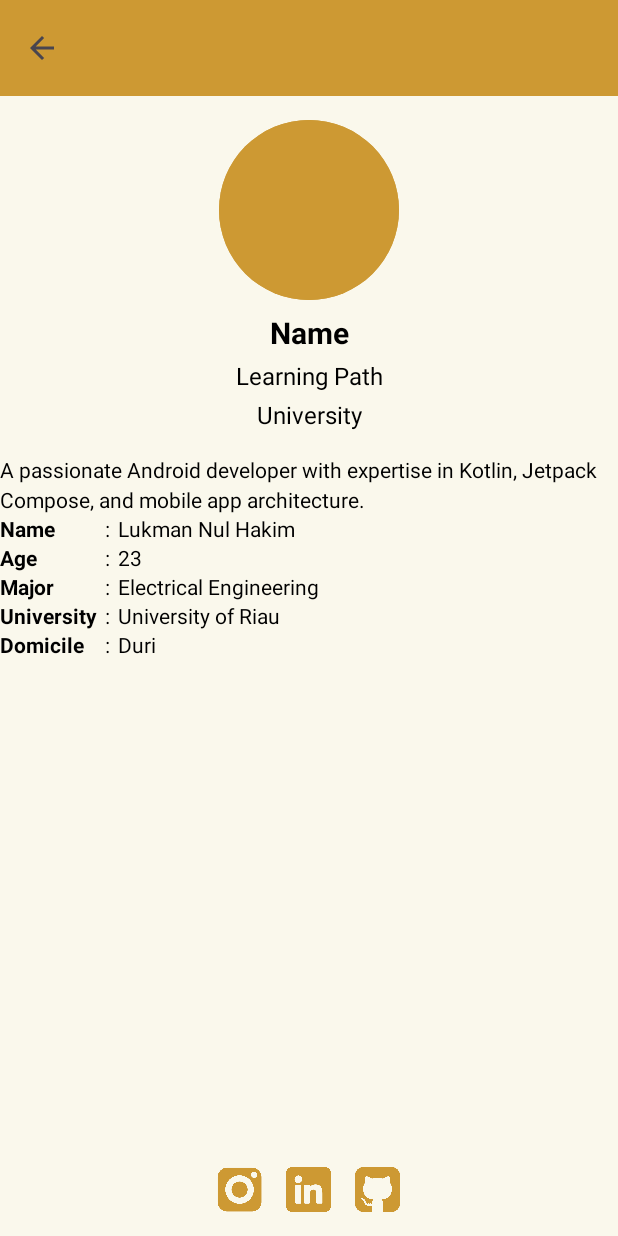
After one commit to AgusSyuhada/batik-loka, an Android app: the layout activity_devdetail.xml on its own in the app's theme, with its tools: preview values and no code run, on a phone screen of 412 x 824 dp. The commit adds this screen. Run offline under Robolectric (Android 15) with nearby library versions, the phone set to English and light mode, and no system bars.

Commit message:
semua tentang developer insha allah aman layoutnya History Pencarian untuk catalog dan news belum
Update 15:22 02/12/2024

```diff
--- /dev/null
+++ b/mobile-development/app/app/src/main/res/layout/activity_devdetail.xml
@@ -0,0 +1,242 @@
+<androidx.constraintlayout.widget.ConstraintLayout
+    xmlns:android="http://schemas.android.com/apk/res/android"
+    xmlns:app="http://schemas.android.com/apk/res-auto"
+    xmlns:tools="http://schemas.android.com/tools"
+    android:layout_width="match_parent"
+    android:layout_height="match_parent"
+    tools:context="">
+
+    <androidx.appcompat.widget.Toolbar
+        android:id="@+id/toolbar"
+        android:layout_width="match_parent"
+        android:layout_height="wrap_content"
+        android:background="@color/caramel_gold"
+        android:title="Developer Details"
+        android:titleTextColor="@color/white"
+        app:navigationIcon="@drawable/arrow_back_24px"
+        app:layout_constraintTop_toTopOf="parent"
+        app:layout_constraintStart_toStartOf="parent"
+        app:layout_constraintEnd_toEndOf="parent" />
+
+    <ImageView
+        android:id="@+id/profile_picture"
+        android:layout_width="120dp"
+        android:layout_height="120dp"
+        android:layout_marginTop="16dp"
+        android:layout_marginStart="16dp"
+        android:layout_marginEnd="16dp"
+        android:src="@drawable/circle_background"
+        android:contentDescription="Developer Picture"
+        android:background="@drawable/circle_background"
+        app:layout_constraintTop_toBottomOf="@id/toolbar"
+        app:layout_constraintStart_toStartOf="parent"
+        app:layout_constraintEnd_toEndOf="parent" />
+
+    <TextView
+        android:id="@+id/DeveloperName"
+        android:layout_width="wrap_content"
+        android:layout_height="wrap_content"
+        android:layout_marginTop="8dp"
+        android:text="Name"
+        android:textSize="20sp"
+        android:textStyle="bold"
+        android:textColor="@color/black"
+        app:layout_constraintTop_toBottomOf="@id/profile_picture"
+        app:layout_constraintStart_toStartOf="parent"
+        app:layout_constraintEnd_toEndOf="parent" />
+
+    <TextView
+        android:id="@+id/LearningPath"
+        android:layout_width="wrap_content"
+        android:layout_height="wrap_content"
+        android:layout_marginTop="4dp"
+        android:text="Learning Path"
+        android:textSize="16sp"
+        android:textColor="@color/black"
+        app:layout_constraintTop_toBottomOf="@id/DeveloperName"
+        app:layout_constraintStart_toStartOf="parent"
+        app:layout_constraintEnd_toEndOf="parent" />
+
+    <TextView
+        android:id="@+id/university"
+        android:layout_width="wrap_content"
+        android:layout_height="wrap_content"
+        android:layout_marginTop="4dp"
+        android:text="University"
+        android:textSize="16sp"
+        android:textColor="@color/black"
+        app:layout_constraintTop_toBottomOf="@id/LearningPath"
+        app:layout_constraintStart_toStartOf="parent"
+        app:layout_constraintEnd_toEndOf="parent" />
+
+    <TextView
+        android:id="@+id/developer_description"
+        android:layout_width="0dp"
+        android:layout_height="wrap_content"
+        android:layout_marginTop="16dp"
+        android:text="A passionate Android developer with expertise in Kotlin, Jetpack Compose, and mobile app architecture."
+        android:textSize="14sp"
+        android:textColor="@color/black"
+        android:lineSpacingExtra="4dp"
+        app:layout_constraintTop_toBottomOf="@id/university"
+        app:layout_constraintStart_toStartOf="parent"
+        app:layout_constraintEnd_toEndOf="parent" />
+
+    <TableLayout
+        android:layout_width="0dp"
+        android:layout_height="wrap_content"
+        app:layout_constraintTop_toBottomOf="@id/developer_description"
+        app:layout_constraintStart_toStartOf="parent"
+        app:layout_constraintEnd_toEndOf="parent"
+        android:stretchColumns="2"> <!-- Stretch the value column -->
+
+        <!-- baris 1 -->
+        <TableRow
+            android:layout_width="match_parent"
+            android:layout_height="wrap_content">
+            <TextView
+                android:layout_width="wrap_content"
+                android:layout_height="wrap_content"
+                android:text="Name"
+                android:textStyle="bold"
+                android:textColor="@color/black"/>
+            <TextView
+                android:layout_width="wrap_content"
+                android:layout_height="wrap_content"
+                android:text=":"
+                android:layout_marginLeft="5dp"
+                android:layout_marginRight="5dp"
+                android:textColor="@color/black"/>
+            <TextView
+                android:layout_width="wrap_content"
+                android:layout_height="wrap_content"
+                android:text="Lukman Nul Hakim"
+                android:textColor="@color/black"/>
+        </TableRow>
+
+        <!-- baris 2 -->
+        <TableRow
+            android:layout_width="match_parent"
+            android:layout_height="wrap_content">
+            <TextView
+                android:layout_width="wrap_content"
+                android:layout_height="wrap_content"
+                android:text="Age"
+                android:textStyle="bold"
+                android:textColor="@color/black"/>
+            <TextView
+                android:layout_width="wrap_content"
+                android:layout_height="wrap_content"
+                android:text=":"
+                android:layout_marginLeft="5dp"
+                android:layout_marginRight="5dp"
+                android:textColor="@color/black"/>
+            <TextView
+                android:layout_width="wrap_content"
+                android:layout_height="wrap_content"
+                android:text="23"
+                android:textColor="@color/black"/>
+        </TableRow>
+
+        <!-- baris 3 -->
+        <TableRow
+            android:layout_width="match_parent"
+            android:layout_height="wrap_content">
+            <TextView
+                android:layout_width="wrap_content"
+                android:layout_height="wrap_content"
+                android:text="Major"
+                android:textStyle="bold"
+                android:textColor="@color/black"/>
+            <TextView
+                android:layout_width="wrap_content"
+                android:layout_height="wrap_content"
+                android:text=":"
+                android:layout_marginLeft="5dp"
+                android:layout_marginRight="5dp"
+                android:textColor="@color/black"/>
+            <TextView
+                android:layout_width="wrap_content"
+                android:layout_height="wrap_content"
+                android:text="Electrical Engineering"
+                android:textColor="@color/black"/>
+        </TableRow>
+
+        <!-- baris 4 -->
+        <TableRow
+            android:layout_width="match_parent"
+            android:layout_height="wrap_content">
+            <TextView
+                android:layout_width="wrap_content"
+                android:layout_height="wrap_content"
+                android:text="University"
+                android:textStyle="bold"
+                android:textColor="@color/black"/>
+            <TextView
+                android:layout_width="wrap_content"
+                android:layout_height="wrap_content"
+                android:text=":"
+                android:layout_marginLeft="5dp"
+                android:layout_marginRight="5dp"
+                android:textColor="@color/black"/>
+            <TextView
+                android:layout_width="wrap_content"
+                android:layout_height="wrap_content"
+                android:text="University of Riau"
+                android:textColor="@color/black"/>
+        </TableRow>
+
+        <!-- baris 5 -->
+        <TableRow
+            android:layout_width="match_parent"
+            android:layout_height="wrap_content">
+            <TextView
+                android:layout_width="wrap_content"
+                android:layout_height="wrap_content"
+                android:text="Domicile"
+                android:textStyle="bold"
+                android:textColor="@color/black"/>
+            <TextView
+                android:layout_width="wrap_content"
+                android:layout_height="wrap_content"
+                android:text=":"
+                android:layout_marginLeft="5dp"
+                android:layout_marginRight="5dp"
+                android:textColor="@color/black"/>
+            <TextView
+                android:layout_width="wrap_content"
+                android:layout_height="wrap_content"
+                android:text="Duri"
+                android:textColor="@color/black"/>
+        </TableRow>
+    </TableLayout>
+
+    <LinearLayout
+        android:layout_width="match_parent"
+        android:layout_height="wrap_content"
+        android:orientation="horizontal"
+        android:gravity="center"
+        app:layout_constraintBottom_toBottomOf="parent"
+        android:padding="16dp">
+
+        <ImageView
+            android:layout_width="30dp"
+            android:layout_height="30dp"
+            android:src="@drawable/instagram"
+            android:contentDescription="Icon 1"
+            android:layout_marginEnd="16dp"/>
+
+        <ImageView
+            android:layout_width="30dp"
+            android:layout_height="30dp"
+            android:src="@drawable/linkedin"
+            android:contentDescription="Icon 2"
+            android:layout_marginEnd="16dp"/>
+
+        <ImageView
+            android:layout_width="30dp"
+            android:layout_height="30dp"
+            android:src="@drawable/github"
+            android:contentDescription="Icon 3"/>
+    </LinearLayout>
+</androidx.constraintlayout.widget.ConstraintLayout>
--- a/mobile-development/app/app/src/main/res/layout/fragment_home.xml
+++ b/mobile-development/app/app/src/main/res/layout/fragment_home.xml
@@ -13,7 +13,7 @@
         android:layout_height="wrap_content"
         android:layout_marginStart="16dp"
         android:layout_marginTop="20dp"
-        android:text="Lattest News"
+        android:text="Latest News"
         android:textSize="18sp"
         android:textStyle="bold"
         app:layout_constraintEnd_toEndOf="parent"
```
Also changed, not shown: mobile-development/app/app/src/main/res/layout/activity_aboutdev.xml (added, +31 -0 lines), mobile-development/app/app/src/main/res/layout/activity_disclaimer.xml (added, +42 -0 lines), mobile-development/app/app/src/main/res/layout/activity_privpol.xml (added, +42 -0 lines), mobile-development/app/app/src/main/res/layout/developers_list.xml (added, +57 -0 lines), mobile-development/app/app/src/main/res/layout/fragment_search_catalog.xml (added, +114 -0 lines), mobile-development/app/app/src/main/res/drawable/github.png (added), mobile-development/app/app/src/main/res/drawable/instagram.png (added), mobile-development/app/app/src/main/res/drawable/linkedin.png (added).
